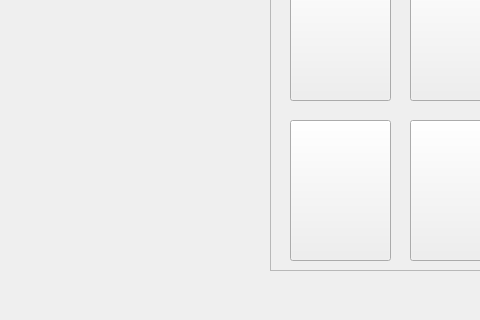
The window that mainwindow.ui (Alerodcas/ProcterMemoryGame) describes before a commit, drawn with Qt 5; both pictures show x 0 to 480 and y 390 to 710 of the 1149 by 710 pixel window.
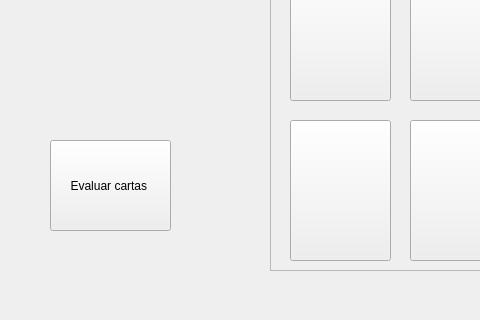
The same window after the commit.

The edit to the form file:
```diff
--- a/mainwindow.ui
+++ b/mainwindow.ui
@@ -718,6 +718,19 @@
      <string>Equipo jugando</string>
     </property>
    </widget>
+   <widget class="QPushButton" name="pushButton_29">
+    <property name="geometry">
+     <rect>
+      <x>50</x>
+      <y>530</y>
+      <width>121</width>
+      <height>91</height>
+     </rect>
+    </property>
+    <property name="text">
+     <string>Evaluar cartas </string>
+    </property>
+   </widget>
   </widget>
   <widget class="QMenuBar" name="menubar">
    <property name="geometry">
```
